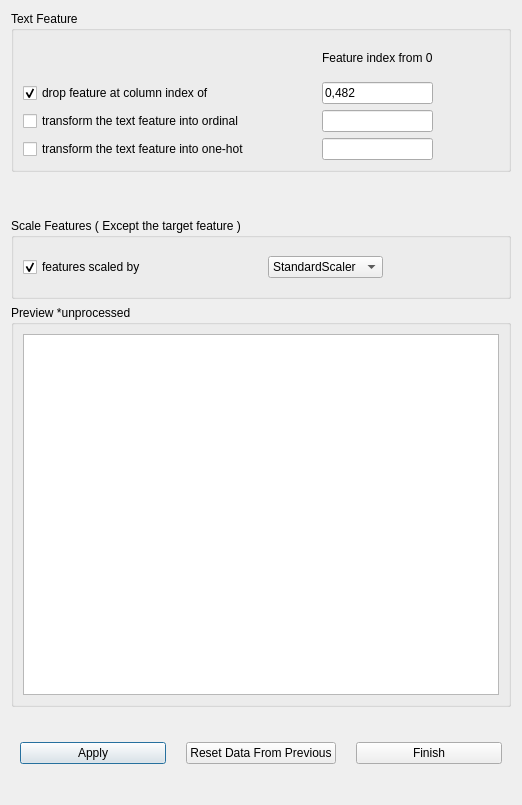
Hql1998/graduation_design, file GUI_part/data_preprocessing.ui: the form before one commit.
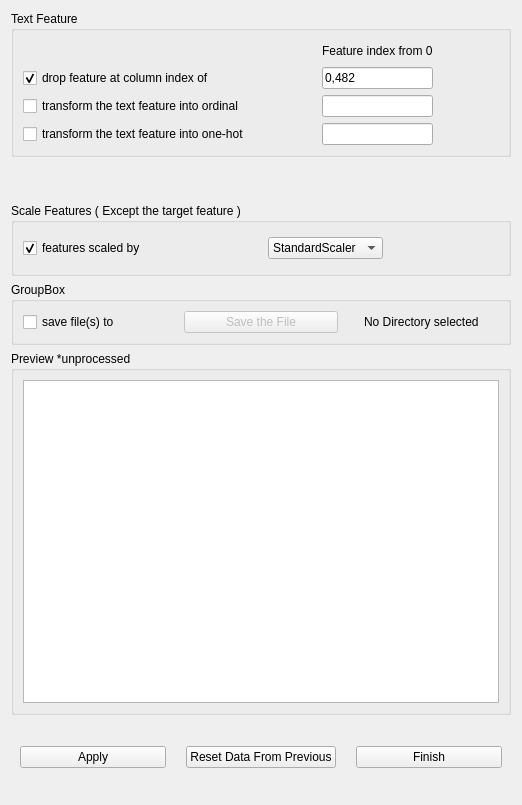
The form after the commit. Custom widgets are drawn as their Qt base class.

The edit to the form file:
```diff
--- a/GUI_part/data_preprocessing.ui
+++ b/GUI_part/data_preprocessing.ui
@@ -16,7 +16,7 @@
   <property name="styleSheet">
    <string notr="true">background: None;</string>
   </property>
-  <layout class="QVBoxLayout" name="verticalLayout" stretch="2,0,1,0,5,1">
+  <layout class="QVBoxLayout" name="verticalLayout" stretch="2,0,1,0,0,5,1">
    <item>
     <widget class="QGroupBox" name="text_feature_groupBox">
      <property name="minimumSize">
@@ -188,6 +188,45 @@
      </layout>
     </widget>
    </item>
+   <item>
+    <widget class="QGroupBox" name="groupBox">
+     <property name="minimumSize">
+      <size>
+       <width>0</width>
+       <height>50</height>
+      </size>
+     </property>
+     <property name="title">
+      <string>GroupBox</string>
+     </property>
+     <layout class="QHBoxLayout" name="horizontalLayout">
+      <item>
+       <widget class="QCheckBox" name="save_file_cb">
+        <property name="text">
+         <string>save file(s) to</string>
+        </property>
+       </widget>
+      </item>
+      <item>
+       <widget class="Save_File_Btn" name="save_file_btn">
+        <property name="enabled">
+         <bool>false</bool>
+        </property>
+        <property name="text">
+         <string>Save the File</string>
+        </property>
+       </widget>
+      </item>
+      <item alignment="Qt::AlignHCenter|Qt::AlignVCenter">
+       <widget class="QLabel" name="save_file_label">
+        <property name="text">
+         <string>No Directory selected</string>
+        </property>
+       </widget>
+      </item>
+     </layout>
+    </widget>
+   </item>
    <item>
     <spacer name="verticalSpacer">
      <property name="orientation">
@@ -257,6 +296,16 @@
    </item>
   </layout>
  </widget>
+ <customwidgets>
+  <customwidget>
+   <class>Save_File_Btn</class>
+   <extends>QPushButton</extends>
+   <header>save_file_btn</header>
+   <slots>
+    <signal>file_path_changed()</signal>
+   </slots>
+  </customwidget>
+ </customwidgets>
  <resources/>
  <connections>
   <connection>
```
Left out of the diff: 131 changed lines with no effect on the pictures.
